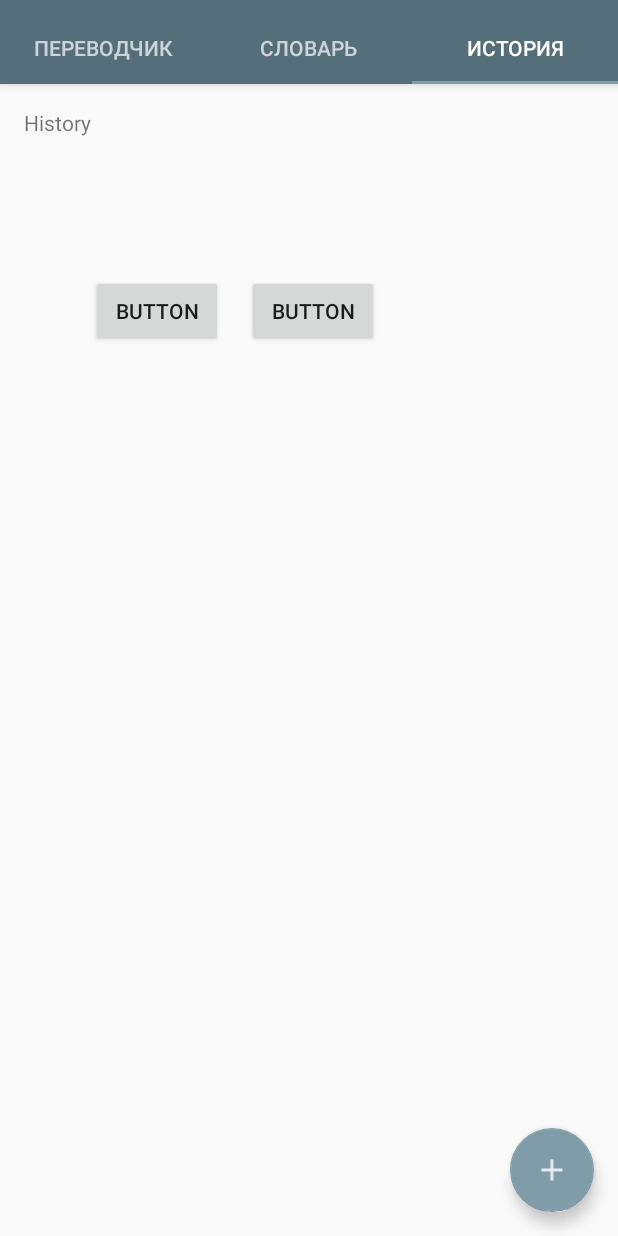
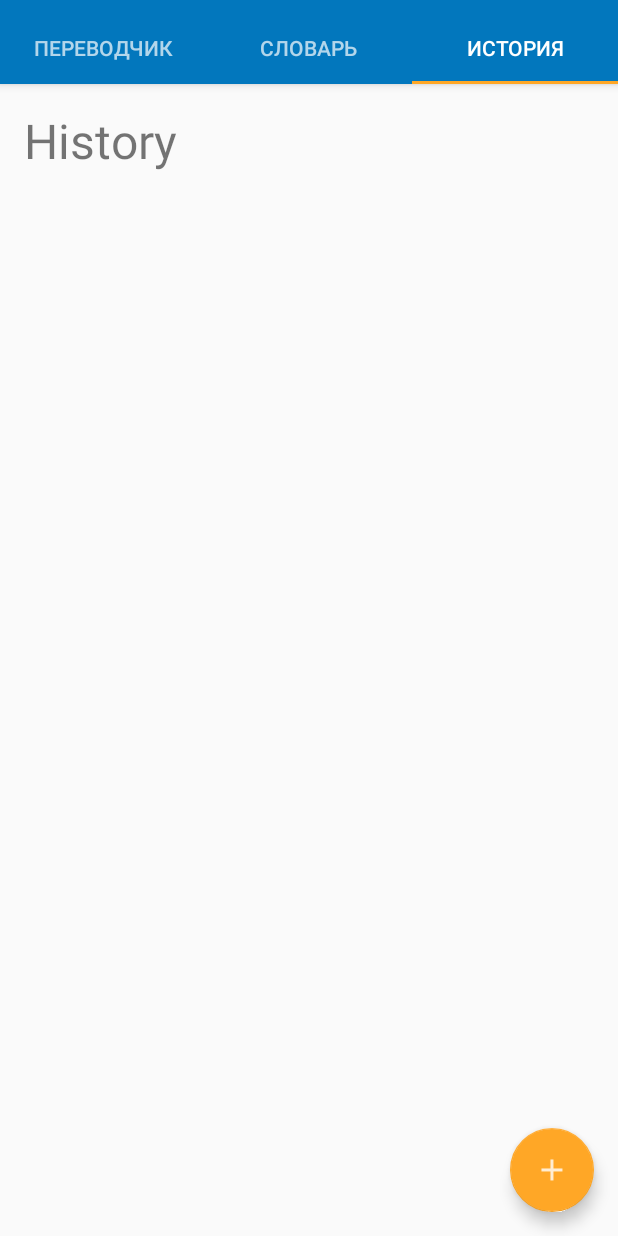
Before and after one commit to bokhonin/Lexicon, an Android app: the screen it shows after launch (MainActivity), tab 3 chosen, on a phone screen of 412 x 824 dp. Run offline under Robolectric (Android 15) with nearby library versions, the phone set to English and light mode, and no system bars.

Commit message:
new update

```diff
--- a/app/src/main/java/ru/bokhonin/lexicon/model/Vocabulary.java
+++ b/app/src/main/java/ru/bokhonin/lexicon/model/Vocabulary.java
@@ -34,4 +34,8 @@ public class Vocabulary {
     public List<TranslationWord> getVocabulary() {
         return mTranslationWords;
     }
+
+    public void addTranslationWord(TranslationWord translationWord) {
+        mTranslationWords.add(translationWord);
+    }
 }
--- a/app/src/main/res/layout/fragment_history.xml
+++ b/app/src/main/res/layout/fragment_history.xml
@@ -11,20 +11,8 @@
     <TextView
             android:id="@+id/section_label"
             android:text="History"
-            android:layout_width="wrap_content"
-            android:layout_height="wrap_content"/>
-    <Button
-            android:text="Button"
-            android:layout_width="wrap_content"
-            android:layout_height="wrap_content" android:id="@+id/button"
-            android:layout_alignBaseline="@+id/button2" android:layout_alignBottom="@+id/button2"
-            android:layout_toEndOf="@+id/section_label"/>
-    <Button
-            android:text="Button"
-            android:layout_width="wrap_content"
-            android:layout_height="wrap_content" android:id="@+id/button2"
-            android:layout_marginStart="16dp"
-            android:layout_marginTop="92dp" android:layout_below="@+id/section_label"
-            android:layout_toEndOf="@+id/button"/>
+            android:textSize="32dp"
+            android:layout_width="match_parent"
+            android:layout_height="wrap_content" android:layout_alignParentEnd="true"/>
 
 </RelativeLayout>
--- a/app/src/main/res/values/colors.xml
+++ b/app/src/main/res/values/colors.xml
@@ -4,9 +4,14 @@
     <color name="colorPrimaryDark_">#303F9F</color>
     <color name="colorAccent_">#FF4081</color>
 
-    <color name="colorPrimary">#546e7a</color>
-    <color name="colorPrimaryDark">#29434e</color>
-    <color name="colorAccent">#819ca9</color>
+    <color name="colorPrimary1">#546e7a</color>
+    <color name="colorPrimaryDark1">#29434e</color>
+    <color name="colorAccent1">#819ca9</color>
+
+    <color name="colorPrimary">#0277bd</color>
+    <color name="colorPrimaryDark">#004c8c</color>
+    <color name="colorPrimaryLight">#58a5f0</color>
+    <color name="colorAccent">#ffa726</color>
 
     <color name="colorTransparentWhite">#52FFFFFF</color>
     <color name="colorTransparentBlack">#52000000</color>
```
Also changed, not shown: app/src/main/java/ru/bokhonin/lexicon/model/TranslationWord.java (+7 -0 lines), app/src/main/java/ru/bokhonin/lexicon/presenter/TranslaterFragment.java (+27 -3 lines).
